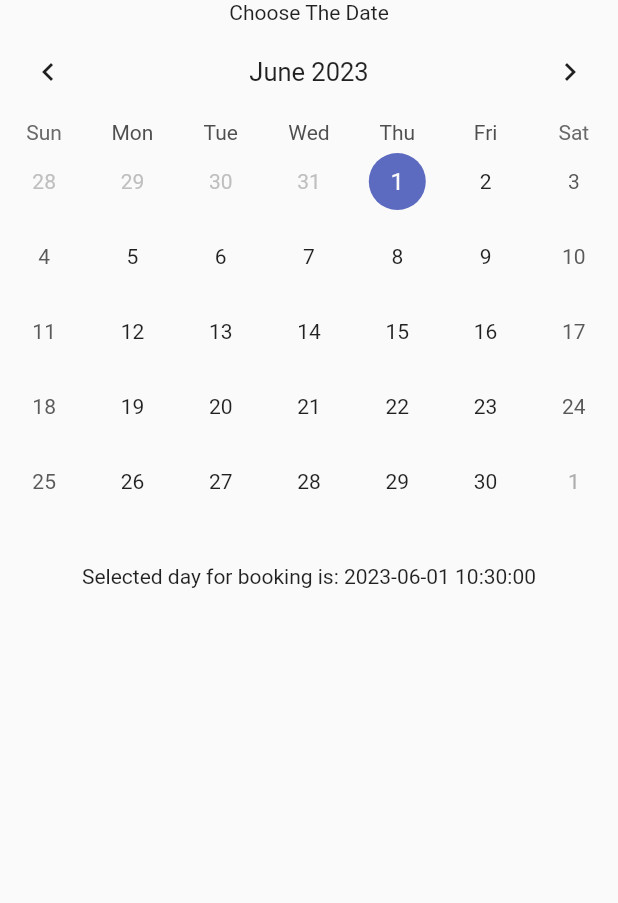
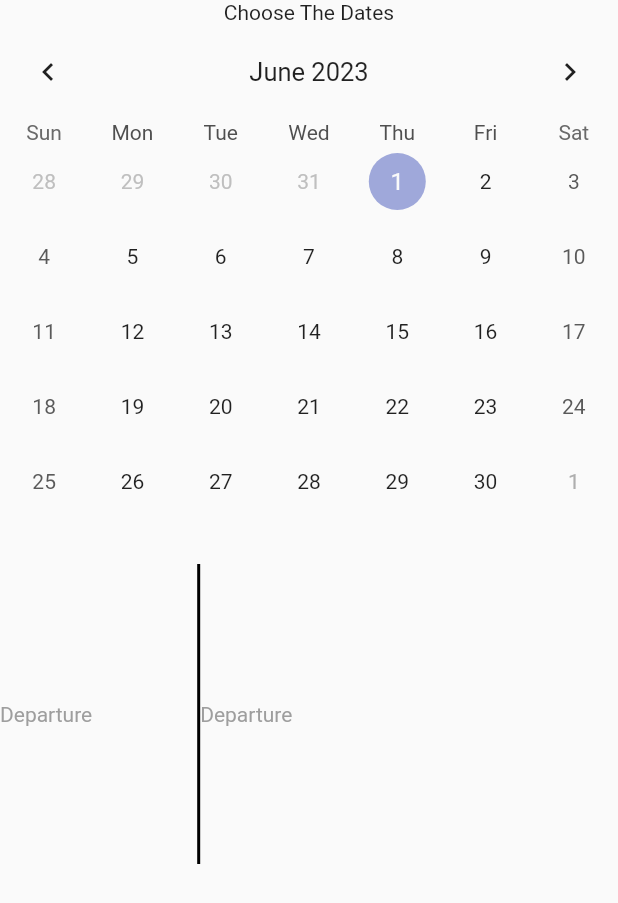
Before and after one commit to aysealmaci/Pet-Hotel, a Flutter app: the BookPage screen opened directly, on a phone screen of 412 x 824 dp. Shown: the top 903 px of the screen. Run offline on Flutter 3.47's test engine with Material 2 defaults, Android fonts, the phone set to English and light mode, and no system bars; drawn by our look-alikes of table_calendar.

Commit message:
edit calendar

```diff
--- a/pet_hotel/lib/book_screen.dart
+++ b/pet_hotel/lib/book_screen.dart
@@ -1,5 +1,6 @@
 import 'package:flutter/material.dart';
 import 'package:table_calendar/table_calendar.dart';
+import 'package:intl/intl.dart';
 
 class BookPage extends StatefulWidget {
   const BookPage({Key? key}) : super(key: key);
@@ -9,11 +10,17 @@
 }
 
 class _BookPageState extends State<BookPage> {
-  DateTime today = DateTime.now();
+  DateTime? firstDate;
+  DateTime? secondDate;
+  final DateFormat _dateFormat = DateFormat("dd MMMM");
 
-  void _selectedDay(DateTime day, DateTime focusedDay) {
+  void _selectedDay(DateTime day, DateTime? focusedDay) {
     setState(() {
-      today = day;
+      if (firstDate == null) {
+        firstDate = day;
+      } else if (secondDate == null) {
+        secondDate = day;
+      }
     });
   }
 
@@ -22,7 +29,7 @@
     return Scaffold(
       body: Column(
         children: [
-          Text("Choose The Date"),
+          Text("Choose The Dates"),
           Container(
             child: TableCalendar(
               locale: "en_US",
@@ -32,8 +39,9 @@
                 titleCentered: true,
               ),
               availableGestures: AvailableGestures.all,
-              selectedDayPredicate: (day) => isSameDay(day, today),
-              focusedDay: today,
+              selectedDayPredicate: (day) =>
+                  isSameDay(day, firstDate) || isSameDay(day, secondDate),
+              focusedDay: firstDate ?? DateTime.now(),
               firstDay: DateTime.utc(2023, 6, 1),
               lastDay: DateTime.utc(2023, 12, 31),
               onDaySelected: _selectedDay,
@@ -42,7 +50,40 @@
           SizedBox(
             height: 30,
           ),
-          Text("Selected day for booking is: " + today.toString().split(".")[0])
+          Row(
+            children: [
+              Column(
+                children: [
+                  Text(
+                    "Departure",
+                    style: TextStyle(color: Colors.grey),
+                  ),
+                  if (firstDate != null)
+                    Text("Selected first date for booking is: " +
+                        _dateFormat.format(firstDate!)),
+                ],
+              ),
+              SizedBox(
+                width: 70,
+              ),
+              Container(
+                width: 2,
+                height: 200,
+                color: Colors.black,
+              ),
+              Column(
+                children: [
+                  Text(
+                    "Departure",
+                    style: TextStyle(color: Colors.grey),
+                  ),
+                  if (secondDate != null)
+                    Text("Selected second date for booking is: " +
+                        _dateFormat.format(secondDate!)),
+                ],
+              ),
+            ],
+          ),
         ],
       ),
     );
```
